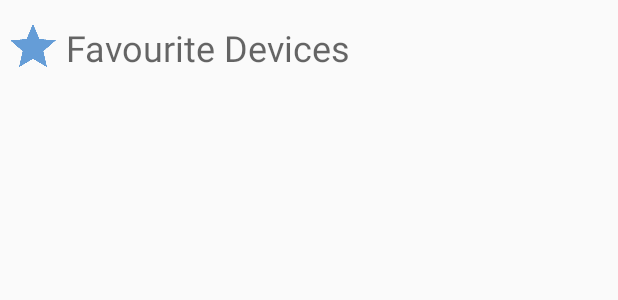
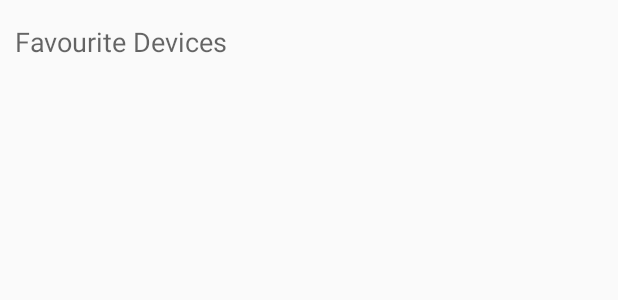
Before and after one commit to cguzzetti/HCI-mobile, an Android app: the layout home_tab.xml on its own in the app's theme, with its tools: preview values and no code run, on a phone screen of 412 x 824 dp. Shown: the top 300 px of the screen. Run offline under Robolectric (Android 15) with nearby library versions, the phone set to English and light mode, and no system bars.

Commit message:
acomode el frame y por ende el + , color como el de la pagina

```diff
--- a/app/src/main/res/layout/activity_main.xml
+++ b/app/src/main/res/layout/activity_main.xml
@@ -63,6 +63,7 @@
         android:id="@+id/container"
         android:layout_width="match_parent"
         android:layout_height="match_parent"
+        android:layout_marginBottom="56dp"
         app:layout_behavior="@string/appbar_scrolling_view_behavior">
         <!--android:layout_marginBottom="56dp"-->
         <!--android:text="@string/title_home"-->
--- a/app/src/main/res/layout/device_list.xml
+++ b/app/src/main/res/layout/device_list.xml
@@ -1,9 +1,9 @@
 <?xml version="1.0" encoding="utf-8"?>
 <android.support.constraint.ConstraintLayout xmlns:android="http://schemas.android.com/apk/res/android"
+    xmlns:app="http://schemas.android.com/apk/res-auto"
     xmlns:tools="http://schemas.android.com/tools"
     android:layout_width="match_parent"
     android:layout_height="match_parent"
-    xmlns:app="http://schemas.android.com/apk/res-auto"
     android:orientation="vertical"
     tools:context="com.example.agusosimani.Homely.device.DevicesTab">
 
@@ -22,11 +22,11 @@
             android:layout_width="wrap_content"
             android:layout_height="wrap_content"
             android:layout_gravity="bottom|end"
-            android:layout_marginBottom="53dip"
+            android:layout_marginBottom="20dip"
             android:layout_marginEnd="16dp"
             android:tint="@android:color/background_light"
             app:backgroundTint="@color/colorAccent"
-            app:srcCompat="@android:drawable/ic_input_add"/>
+            app:srcCompat="@android:drawable/ic_input_add" />
 
     </FrameLayout>
 
--- a/app/src/main/res/layout/home_tab.xml
+++ b/app/src/main/res/layout/home_tab.xml
@@ -21,13 +21,10 @@
                 android:layout_height="wrap_content"
                 android:orientation="horizontal">
 
-                <ImageView
-                    android:id="@+id/imageView"
-                    android:layout_width="87dp"
-                    android:layout_height="30dp"
-                    android:layout_weight="1"
-                    android:contentDescription="@string/text_favourite_devices"
-                    android:src="@drawable/favorite" />
+                <Space
+                    android:layout_width="20dp"
+                    android:layout_height="wrap_content"
+                    android:layout_weight="1" />
 
                 <TextView
                     android:layout_width="match_parent"
@@ -35,7 +32,7 @@
                     android:layout_weight="1"
                     android:text="@string/text_favourite_devices"
                     android:textAppearance="@style/TextAppearance.AppCompat.Display1"
-                    android:textSize="24sp"
+                    android:textSize="18sp"
                     android:visibility="visible" />
 
             </LinearLayout>
--- a/app/src/main/res/layout/routines_tab.xml
+++ b/app/src/main/res/layout/routines_tab.xml
@@ -21,7 +21,9 @@
             android:id="@+id/add_routine"
             android:layout_width="wrap_content"
             android:layout_height="wrap_content"
-            android:layout_gravity="bottom|right"
+            android:layout_gravity="bottom|end"
+            android:layout_marginBottom="20dip"
+            android:layout_marginEnd="16dp"
             android:tint="@android:color/background_light"
             app:backgroundTint="@color/colorAccent"
             app:srcCompat="@android:drawable/ic_input_add" />
--- a/app/src/main/res/values/colors.xml
+++ b/app/src/main/res/values/colors.xml
@@ -2,7 +2,7 @@
 <resources>
     <color name="colorPrimary">#659DD7</color>
     <color name="colorPrimaryDark">#303F9F</color>
-    <color name="colorAccent">#FF4081</color>
+    <color name="colorAccent">#f16876</color>
     <color name="skyBlue">#659DD7</color>
     <color name="icon">#5c5b5b</color>
 </resources>
```
